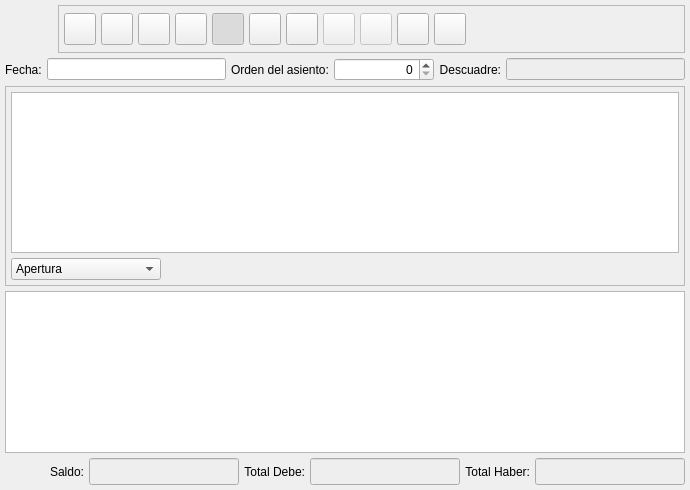
First picture: the form in bulmages/bulmacont/src/asientobase.ui, repository eboladev/Bulmages-1, before the edit.
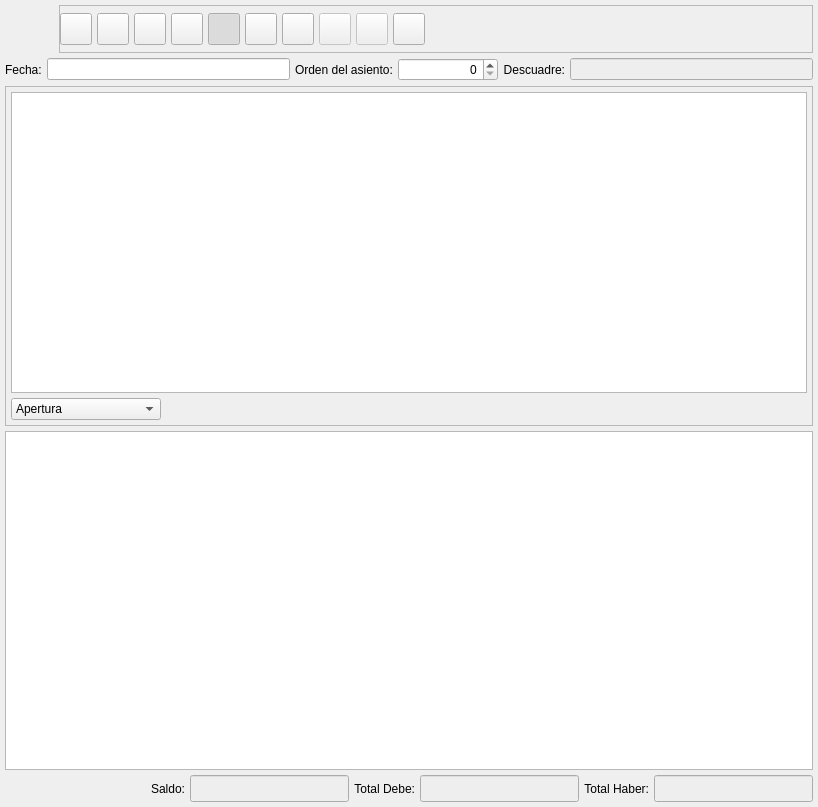
Second picture: the form after the edit. Icons and pictures are not drawn. Custom widgets are drawn as their Qt base class.

Commit message: Peparo el plugin de registro de iva para que el boton tambien se ponga o quite segun el plugin esta cargado o no en lugar de como estaba hasta ahora en que aparecia siempre el boton aunque no hubiese plugin.

The edit to the form file:
```diff
--- a/bulmages/bulmacont/src/asientobase.ui
+++ b/bulmages/bulmacont/src/asientobase.ui
@@ -6,8 +6,8 @@
    <rect>
     <x>0</x>
     <y>0</y>
-    <width>690</width>
-    <height>490</height>
+    <width>818</width>
+    <height>807</height>
    </rect>
   </property>
   <property name="windowTitle" >
@@ -29,7 +29,7 @@
       <number>0</number>
      </property>
      <property name="spacing" >
-      <number>5</number>
+      <number>6</number>
      </property>
      <item>
       <widget class="QLabel" name="pixmapLabel1" >
@@ -91,7 +91,7 @@
        </property>
        <layout class="QHBoxLayout" >
         <property name="margin" >
-         <number>5</number>
+         <number>0</number>
         </property>
         <property name="spacing" >
          <number>5</number>
@@ -507,51 +507,6 @@
           </property>
          </widget>
         </item>
-        <item>
-         <widget class="QToolButton" name="mui_iva" >
-          <property name="sizePolicy" >
-           <sizepolicy>
-            <hsizetype>0</hsizetype>
-            <vsizetype>0</vsizetype>
-            <horstretch>0</horstretch>
-            <verstretch>0</verstretch>
-           </sizepolicy>
-          </property>
-          <property name="minimumSize" >
-           <size>
-            <width>32</width>
-            <height>32</height>
-           </size>
-          </property>
-          <property name="maximumSize" >
-           <size>
-            <width>32</width>
-            <height>32</height>
-           </size>
-          </property>
-          <property name="toolTip" >
-           <string>Registro de IVA</string>
-          </property>
-          <property name="whatsThis" >
-           <string>Registro de IVA</string>
-          </property>
-          <property name="text" >
-           <string/>
-          </property>
-          <property name="icon" >
-           <iconset resource="../../bulmages.qrc" >:/BulmaCont32x32/images/png/i_iva.xpm</iconset>
-          </property>
-          <property name="iconSize" >
-           <size>
-            <width>32</width>
-            <height>32</height>
-           </size>
-          </property>
-          <property name="shortcut" >
-           <string>Ctrl+I</string>
-          </property>
-         </widget>
-        </item>
         <item>
          <widget class="QToolButton" name="mui_inteligente" >
           <property name="sizePolicy" >
@@ -597,6 +552,33 @@
           </property>
          </widget>
         </item>
+        <item>
+         <widget class="QFrame" name="mui_plugbotones" >
+          <property name="sizePolicy" >
+           <sizepolicy>
+            <hsizetype>0</hsizetype>
+            <vsizetype>0</vsizetype>
+            <horstretch>0</horstretch>
+            <verstretch>0</verstretch>
+           </sizepolicy>
+          </property>
+          <property name="minimumSize" >
+           <size>
+            <width>32</width>
+            <height>32</height>
+           </size>
+          </property>
+          <property name="frameShape" >
+           <enum>QFrame::NoFrame</enum>
+          </property>
+          <property name="frameShadow" >
+           <enum>QFrame::Plain</enum>
+          </property>
+          <property name="lineWidth" >
+           <number>0</number>
+          </property>
+         </widget>
+        </item>
         <item>
          <spacer>
           <property name="orientation" >
@@ -607,8 +589,8 @@
           </property>
           <property name="sizeHint" >
            <size>
-            <width>241</width>
-            <height>28</height>
+            <width>311</width>
+            <height>34</height>
            </size>
           </property>
          </spacer>
@@ -1090,16 +1072,16 @@
   </layout>
  </widget>
  <customwidgets>
-  <customwidget>
-   <class>ListLinAsiento1View</class>
-   <extends>QTableWidget</extends>
-   <header>listlinasiento1view.h</header>
-  </customwidget>
   <customwidget>
    <class>BusquedaFecha</class>
    <extends>QLineEdit</extends>
    <header>../../bulmalib/src/busquedafecha.h</header>
   </customwidget>
+  <customwidget>
+   <class>ListLinAsiento1View</class>
+   <extends>QTableWidget</extends>
+   <header>listlinasiento1view.h</header>
+  </customwidget>
  </customwidgets>
  <resources>
   <include location="../../bulmages.qrc" />
```
The commit also changes 6 other files.
